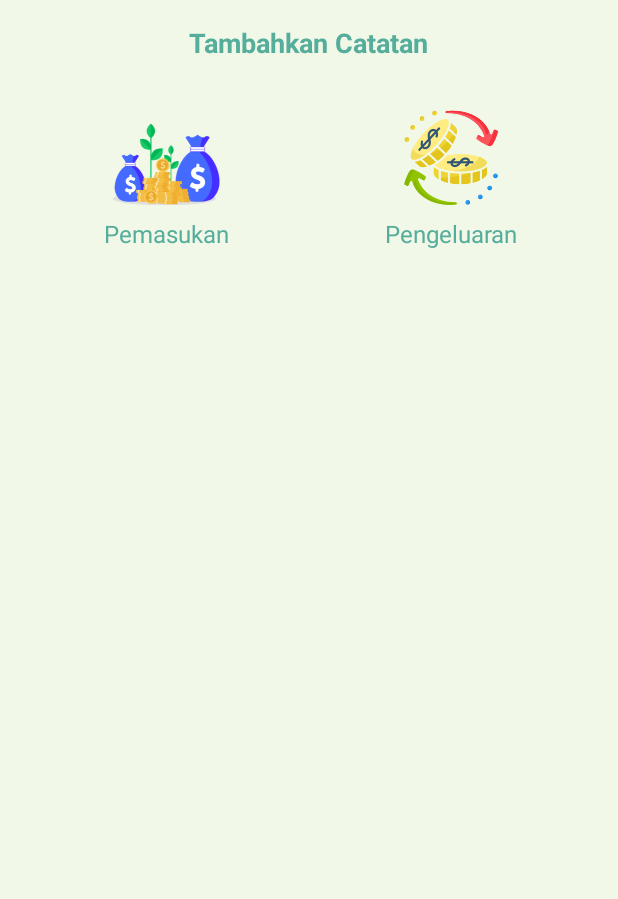
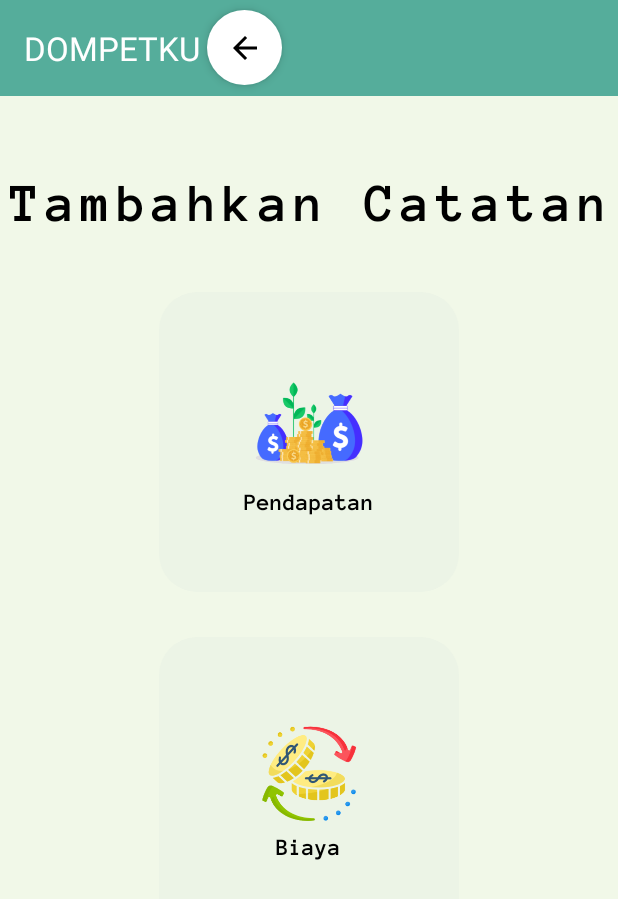
Before and after one commit to jessicaandryani/UTS_MOBILE, an Android app: the HomeFragment screen opened directly, with no data from a screen before it, after a tap on an icon or button, on a phone screen of 412 x 824 dp. Shown: the top 899 px of the screen. Run offline under Robolectric (Android 15) with nearby library versions, the light colour scheme and no system bars; Roboto replaces fonts that are not available here.

Commit message:
add changes at pilihan activity

```diff
--- a/app/src/main/java/com/jess/utsmobile/DatabaseHelper.java
+++ b/app/src/main/java/com/jess/utsmobile/DatabaseHelper.java
@@ -86,32 +86,33 @@ public class DatabaseHelper extends SQLiteOpenHelper {
         db.insert(TABLE_NAME, null, values);
         db.close();
     }
+
+    // Mengambil total pemasukan
     public double getTotalPemasukan() {
         double total = 0;
         SQLiteDatabase db = this.getReadableDatabase();
-        Cursor cursor = db.rawQuery("SELECT SUM(" + COLUMN_JUMLAH + ") FROM " + TABLE_NAME + " WHERE " + COLUMN_TIPE + " = 'masuk'", null);
+        Cursor cursor = db.rawQuery("SELECT SUM(" + COLUMN_JUMLAH + ") FROM " + TABLE_NAME + " WHERE " + COLUMN_TIPE + " = 'Pemasukan'", null);
 
         if (cursor.moveToFirst()) {
             total = cursor.getDouble(0);
         }
         cursor.close();
 
-        // Tambahkan log untuk debugging
         Log.d("DatabaseHelper", "Total Pemasukan: " + total);
         return total;
     }
 
+    // Mengambil total pengeluaran
     public double getTotalPengeluaran() {
         double total = 0;
         SQLiteDatabase db = this.getReadableDatabase();
-        Cursor cursor = db.rawQuery("SELECT SUM(" + COLUMN_JUMLAH + ") FROM " + TABLE_NAME + " WHERE " + COLUMN_TIPE + " = 'keluar'", null);
+        Cursor cursor = db.rawQuery("SELECT SUM(" + COLUMN_JUMLAH + ") FROM " + TABLE_NAME + " WHERE " + COLUMN_TIPE + " = 'Pengeluaran'", null);
 
         if (cursor.moveToFirst()) {
             total = cursor.getDouble(0);
         }
         cursor.close();
 
-        // Tambahkan log untuk debugging
         Log.d("DatabaseHelper", "Total Pengeluaran: " + total);
         return total;
     }
@@ -120,17 +121,16 @@ public class DatabaseHelper extends SQLiteOpenHelper {
     public ArrayList<TransaksiModel> getAllTransaksi() {
         ArrayList<TransaksiModel> transaksiList = new ArrayList<>();
         SQLiteDatabase db = this.getReadableDatabase();
-        Cursor cursor;
-        cursor = db.rawQuery("SELECT * FROM " + TABLE_NAME, null);
+        Cursor cursor = db.rawQuery("SELECT * FROM " + TABLE_NAME, null);
 
         if (cursor.moveToFirst()) {
             do {
                 TransaksiModel transaksi = new TransaksiModel(
-                        cursor.getInt(0),
-                        cursor.getString(1),
-                        cursor.getString(2),
-                        cursor.getDouble(3),
-                        cursor.getString(4)
+                        cursor.getInt(cursor.getColumnIndexOrThrow(COLUMN_ID)),
+                        cursor.getString(cursor.getColumnIndexOrThrow(COLUMN_TANGGAL)),
+                        cursor.getString(cursor.getColumnIndexOrThrow(COLUMN_KATEGORI)),
+                        cursor.getDouble(cursor.getColumnIndexOrThrow(COLUMN_JUMLAH)),
+                        cursor.getString(cursor.getColumnIndexOrThrow(COLUMN_TIPE))
                 );
                 transaksiList.add(transaksi);
             } while (cursor.moveToNext());
@@ -139,10 +139,11 @@ public class DatabaseHelper extends SQLiteOpenHelper {
         db.close();
         return transaksiList;
     }
+
+    // Menghapus transaksi
     public void deleteTransaksi(int id) {
         SQLiteDatabase db = this.getWritableDatabase();
-        db.delete("transaksi", "id = ?", new String[]{String.valueOf(id)});
+        db.delete(TABLE_NAME, COLUMN_ID + " = ?", new String[]{String.valueOf(id)});
         db.close();
     }
-
 }
--- a/app/src/main/java/com/jess/utsmobile/HomeFragment.java
+++ b/app/src/main/java/com/jess/utsmobile/HomeFragment.java
@@ -1,14 +1,15 @@
 package com.jess.utsmobile;
 
+import android.content.Intent;
 import android.os.Bundle;
 import android.view.LayoutInflater;
 import android.view.View;
 import android.view.ViewGroup;
-import android.content.Intent;
 import android.widget.TextView;
 
 import androidx.annotation.NonNull;
 import androidx.annotation.Nullable;
+import androidx.appcompat.app.AppCompatActivity;
 import androidx.fragment.app.Fragment;
 import androidx.recyclerview.widget.LinearLayoutManager;
 import androidx.recyclerview.widget.RecyclerView;
@@ -26,23 +27,21 @@ public class HomeFragment extends Fragment {
     private DatabaseHelper db;
     private ArrayList<TransaksiModel> transaksiList;
     private TransaksiAdapter adapter;
+    private static final int REQUEST_CODE = 1;
 
     @Nullable
     @Override
     public View onCreateView(@NonNull LayoutInflater inflater, @Nullable ViewGroup container, @Nullable Bundle savedInstanceState) {
-        // Inflate the layout for this fragment
         View view = inflater.inflate(R.layout.fragment_home, container, false);
 
-        // Initialize UI components
         recyclerView = view.findViewById(R.id.recyclerView);
         masukText = view.findViewById(R.id.masuk);
         keluarText = view.findViewById(R.id.keluar);
         FloatingActionButton tambahButton = view.findViewById(R.id.tambah);
 
-        // Set click listener for FloatingActionButton
         tambahButton.setOnClickListener(v -> {
             Intent intent = new Intent(getActivity(), PilihanActivity.class);
-            startActivity(intent);
+            startActivityForResult(intent, REQUEST_CODE);
         });
 
         return view;
@@ -52,31 +51,50 @@ public class HomeFragment extends Fragment {
     public void onViewCreated(@NonNull View view, @Nullable Bundle savedInstanceState) {
         super.onViewCreated(view, savedInstanceState);
 
-        // Initialize database
         db = new DatabaseHelper(getContext());
 
-        // Setup RecyclerView
         recyclerView.setLayoutManager(new LinearLayoutManager(getContext()));
         transaksiList = db.getAllTransaksi();
         adapter = new TransaksiAdapter(transaksiList);
         recyclerView.setAdapter(adapter);
 
-        // Update total pemasukan dan pengeluaran
+        adapter.setOnItemDeleteListener(position -> {
+            TransaksiModel transaksi = transaksiList.get(position);
+            db.deleteTransaksi(transaksi.getId());
+            transaksiList.remove(position);
+            adapter.notifyItemRemoved(position);
+            updateTotal();
+        });
+
         updateTotal();
-
-
     }
 
-    // Method to update total pemasukan and pengeluaran
+    @Override
+    public void onActivityResult(int requestCode, int resultCode, @Nullable Intent data) {
+        super.onActivityResult(requestCode, resultCode, data);
+        if (requestCode == REQUEST_CODE && resultCode == AppCompatActivity.RESULT_OK && data != null) {
+            String tanggal = data.getStringExtra("tanggal");
+            String kategori = data.getStringExtra("kategori");
+            double jumlah = data.getDoubleExtra("jumlah", 0);
+
+            addNewTransaksi(new TransaksiModel(0, tanggal, kategori, jumlah, "Pemasukan"));
+        }
+    }
+
+    public void addNewTransaksi(TransaksiModel transaksi) {
+        transaksiList.add(0, transaksi);
+        adapter.notifyItemInserted(0);
+        recyclerView.scrollToPosition(0);
+        updateTotal();
+    }
+
     private void updateTotal() {
         double totalMasuk = db.getTotalPemasukan();
         double totalKeluar = db.getTotalPengeluaran();
 
-        // Format currency to Rupiah
         NumberFormat formatRupiah = NumberFormat.getCurrencyInstance(new Locale("id", "ID"));
-        formatRupiah.setMaximumFractionDigits(0); // Remove decimals
+        formatRupiah.setMaximumFractionDigits(0);
 
-        // Set formatted totals to TextViews
         masukText.setText("Penghasilan: " + formatRupiah.format(totalMasuk));
         keluarText.setText("Pengeluaran: " + formatRupiah.format(totalKeluar));
     }
--- a/app/src/main/java/com/jess/utsmobile/WalletFragment.java
+++ b/app/src/main/java/com/jess/utsmobile/LaporanFragment.java
@@ -8,7 +8,7 @@ import android.widget.TextView;
 
 import androidx.fragment.app.Fragment;
 
-public class WalletFragment extends Fragment {
+public class LaporanFragment extends Fragment {
 
     private TextView cleanAssetsValue; // Untuk menampilkan Aset Bersih
     private TextView accountBalance;   // Untuk menampilkan saldo akun
@@ -17,7 +17,7 @@ public class WalletFragment extends Fragment {
     @Override
     public View onCreateView(LayoutInflater inflater, ViewGroup container,
                              Bundle savedInstanceState) {
-        View view = inflater.inflate(R.layout.fragment_wallet, container, false);
+        View view = inflater.inflate(R.layout.fragment_laporan, container, false);
 
         // Inisialisasi UI elements
         cleanAssetsValue = view.findViewById(R.id.clean_assets_value);   // Menemukan clean_assets_value TextView
--- a/app/src/main/java/com/jess/utsmobile/MainActivity.java
+++ b/app/src/main/java/com/jess/utsmobile/MainActivity.java
@@ -28,7 +28,7 @@ public class MainActivity extends AppCompatActivity {
                     if (itemId == R.id.navigation_home) {
                         fragment = new HomeFragment();
                     } else if (itemId == R.id.navigation_dompet) {
-                        fragment = new WalletFragment();
+                        fragment = new LaporanFragment();
                     } else if (itemId == R.id.navigation_account) {
                         fragment = new AccountFragment();
                     }
--- a/app/src/main/java/com/jess/utsmobile/PilihanActivity.java
+++ b/app/src/main/java/com/jess/utsmobile/PilihanActivity.java
@@ -3,9 +3,11 @@ package com.jess.utsmobile;
 import android.content.Intent;
 import android.os.Bundle;
 import android.view.View;
+import android.widget.ImageButton;
 import android.widget.ImageView;
 
 import androidx.appcompat.app.AppCompatActivity;
+import androidx.appcompat.widget.Toolbar;
 
 public class PilihanActivity extends AppCompatActivity {
 
@@ -14,7 +16,20 @@ public class PilihanActivity extends AppCompatActivity {
         super.onCreate(savedInstanceState);
         setContentView(R.layout.pilihan); // Pastikan ini sesuai dengan nama file XML Anda
 
-        // Inisialisasi komponen
+        // Inisialisasi Toolbar
+        Toolbar toolbar = findViewById(R.id.toolbar);
+        setSupportActionBar(toolbar);
+
+        // Inisialisasi tombol back
+        ImageButton btnBack = findViewById(R.id.btnBack);
+        btnBack.setOnClickListener(new View.OnClickListener() {
+            @Override
+            public void onClick(View v) {
+                finish(); // Tutup activity ini dan kembali ke activity sebelumnya
+            }
+        });
+
+        // Inisialisasi komponen lainnya
         ImageView ivIncome = findViewById(R.id.ivIncome);
         ImageView ivExpense = findViewById(R.id.ivExpense);
 
--- /dev/null
+++ b/app/src/main/res/drawable/baseline_arrow_back_24.xml
@@ -0,0 +1,5 @@
+<vector xmlns:android="http://schemas.android.com/apk/res/android" android:autoMirrored="true" android:height="24dp" android:tint="#000000" android:viewportHeight="24" android:viewportWidth="24" android:width="24dp">
+
+    <path android:fillColor="@android:color/white" android:pathData="M20,11H7.83l5.59,-5.59L12,4l-8,8 8,8 1.41,-1.41L7.83,13H20v-2z"/>
+
+</vector>
--- /dev/null
+++ b/app/src/main/res/drawable/bg_pilihan.xml
@@ -0,0 +1,5 @@
+<?xml version="1.0" encoding="utf-8"?>
+<shape xmlns:android="http://schemas.android.com/apk/res/android">
+    <corners  android:radius="25dp"/>
+    <solid android:color="@color/gray_bg"></solid>
+</shape>
--- /dev/null
+++ b/app/src/main/res/drawable/rounded_button.xml
@@ -0,0 +1,5 @@
+<?xml version="1.0" encoding="utf-8"?>
+<shape xmlns:android="http://schemas.android.com/apk/res/android">
+    <corners  android:radius="50dp"/>
+    <solid android:color="@color/white"></solid>
+</shape>
--- a/app/src/main/res/layout/activity_main.xml
+++ b/app/src/main/res/layout/activity_main.xml
@@ -20,6 +20,7 @@
             android:layout_height="wrap_content"
             android:background="@color/ijo1"
             app:layout_constraintTop_toTopOf="parent">
+
             <!-- Toolbar -->
             <androidx.appcompat.widget.Toolbar
                 android:id="@+id/toolbar"
--- a/app/src/main/res/layout/fragment_wallet.xml
+++ b/app/src/main/res/layout/fragment_laporan.xml
@@ -5,7 +5,7 @@
     android:layout_width="match_parent"
     android:layout_height="match_parent"
     android:background="@color/ijo4"
-    tools:context=".WalletFragment">
+    tools:context=".LaporanFragment">
 
     <!-- Header Wallet -->
     <LinearLayout
--- a/app/src/main/res/layout/pilihan.xml
+++ b/app/src/main/res/layout/pilihan.xml
@@ -1,65 +1,102 @@
 <?xml version="1.0" encoding="utf-8"?>
-
 <LinearLayout
     xmlns:android="http://schemas.android.com/apk/res/android"
+    xmlns:app="http://schemas.android.com/apk/res-auto"
     android:layout_width="match_parent"
     android:layout_height="match_parent"
     android:orientation="vertical"
-        android:padding="16dp"
-        android:background="@color/ijo4"
-        android:gravity="center_horizontal">
+    android:background="@color/ijo4">
+
+    <!-- AppBar -->
+    <com.google.android.material.appbar.AppBarLayout
+        android:layout_width="match_parent"
+        android:layout_height="wrap_content"
+        android:background="@color/ijo1">
+
+        <!-- Toolbar -->
+        <androidx.appcompat.widget.Toolbar
+            android:id="@+id/toolbar"
+            android:layout_width="match_parent"
+            android:layout_height="wrap_content"
+            android:paddingStart="8dp"
+            android:paddingEnd="8dp"
+            android:theme="@style/ThemeOverlay.AppCompat.Dark.ActionBar"
+            android:titleTextColor="@android:color/white"
+            app:popupTheme="@style/ThemeOverlay.AppCompat.Light">
+
+            <!-- Back button -->
+            <ImageButton
+                android:id="@+id/btnBack"
+                android:layout_width="50dp"
+                android:layout_height="50dp"
+                android:layout_gravity="start"
+                android:layout_marginRight="5dp"
+                android:background="@drawable/rounded_button"
+                android:contentDescription="Back"
+                android:elevation="4dp"
+                android:src="@drawable/baseline_arrow_back_24" />
+
+        </androidx.appcompat.widget.Toolbar>
+    </com.google.android.material.appbar.AppBarLayout>
 
     <!-- Teks "Tambahkan Catatan" -->
     <TextView
         android:id="@+id/tvAddNote"
         android:layout_width="wrap_content"
         android:layout_height="wrap_content"
+        android:layout_gravity="center_horizontal"
+        android:letterSpacing="0.1"
+        android:layout_marginTop="50dp"
+        android:layout_marginBottom="40dp"
+        android:fontFamily="@font/anonymous_pro_bold"
         android:text="Tambahkan Catatan"
-            android:textSize="18sp"
-            android:textStyle="bold"
-            android:textColor="@color/ijo1"
-            android:layout_marginBottom="16dp" />
+        android:textColor="@color/black"
+        android:textSize="55px"
+        android:textStyle="bold" />
 
     <!-- Pilihan Pemasukan dan Pengeluaran -->
     <LinearLayout
         android:layout_width="match_parent"
         android:layout_height="wrap_content"
-            android:orientation="horizontal"
+        android:orientation="vertical"
         android:gravity="center">
 
         <!-- Pemasukan -->
         <LinearLayout
-                android:layout_width="0dp"
-                android:layout_height="wrap_content"
-                android:layout_weight="1"
+            android:layout_width="200dp"
+            android:layout_height="200dp"
             android:orientation="vertical"
+            android:background="@drawable/bg_pilihan"
             android:gravity="center"
-                android:padding="8dp">
+            android:padding="30dp"
+            android:layout_marginBottom="30dp">
 
             <ImageView
                 android:id="@+id/ivIncome"
                 android:layout_width="72dp"
                 android:layout_height="72dp"
-                    android:src="@drawable/masuk1"
+                android:src="@drawable/masuk1_1"
                 android:contentDescription="Icon Pemasukan" />
 
             <TextView
                 android:layout_width="wrap_content"
                 android:layout_height="wrap_content"
-                    android:text="Pemasukan"
+                android:text="Pendapatan"
+                android:fontFamily="@font/anonymous_pro_bold"
                 android:textSize="16sp"
-                    android:textColor="@color/ijo1"
+                android:textColor="@color/black"
                 android:layout_marginTop="8dp" />
         </LinearLayout>
 
         <!-- Pengeluaran -->
         <LinearLayout
-                android:layout_width="0dp"
-                android:layout_height="wrap_content"
-                android:layout_weight="1"
+            android:layout_width="200dp"
+            android:layout_height="200dp"
             android:orientation="vertical"
+            android:background="@drawable/bg_pilihan"
             android:gravity="center"
-                android:padding="8dp">
+            android:padding="16dp"
+            android:layout_marginBottom="16dp">
 
             <ImageView
                 android:id="@+id/ivExpense"
@@ -71,9 +108,10 @@
             <TextView
                 android:layout_width="wrap_content"
                 android:layout_height="wrap_content"
-                    android:text="Pengeluaran"
+                android:text="Biaya"
+                android:fontFamily="@font/anonymous_pro_bold"
                 android:textSize="16sp"
-                    android:textColor="@color/ijo1"
+                android:textColor="@color/black"
                 android:layout_marginTop="8dp" />
         </LinearLayout>
     </LinearLayout>
--- a/app/src/main/res/values/colors.xml
+++ b/app/src/main/res/values/colors.xml
@@ -6,4 +6,5 @@
     <color name="ijo2">#95D2B3</color>
     <color name="ijo3">#D8EFD3</color>
     <color name="ijo4">#F1F8E8</color>
+    <color name="gray_bg">#ecf4e6</color>
 </resources>
--- a/app/src/main/res/values/strings.xml
+++ b/app/src/main/res/values/strings.xml
@@ -1,6 +1,6 @@
 <resources>
     <!-- Nama aplikasi -->
-    <string name="app_name">KEUANGANKU</string>
+    <string name="app_name">DOMPETKU</string>
 
     <!-- Strings untuk RegisterActivity -->
     <string name="selamat_datang">Silahkan Daftar</string>
```
Also changed, not shown: app/src/main/java/com/jess/utsmobile/PemasukanActivity.java (+10 -8 lines), app/src/main/java/com/jess/utsmobile/TransaksiAdapter.java (+18 -27 lines), app/src/main/java/com/jess/utsmobile/TransaksiModel.java (+7 -2 lines), app/src/main/res/layout/fragment_home.xml (+4 -3 lines), app/src/main/res/drawable/back_btn.png (added), app/src/main/res/drawable/masuk1_1.png (added). Lines whose indentation alone changed are shown as unchanged.
